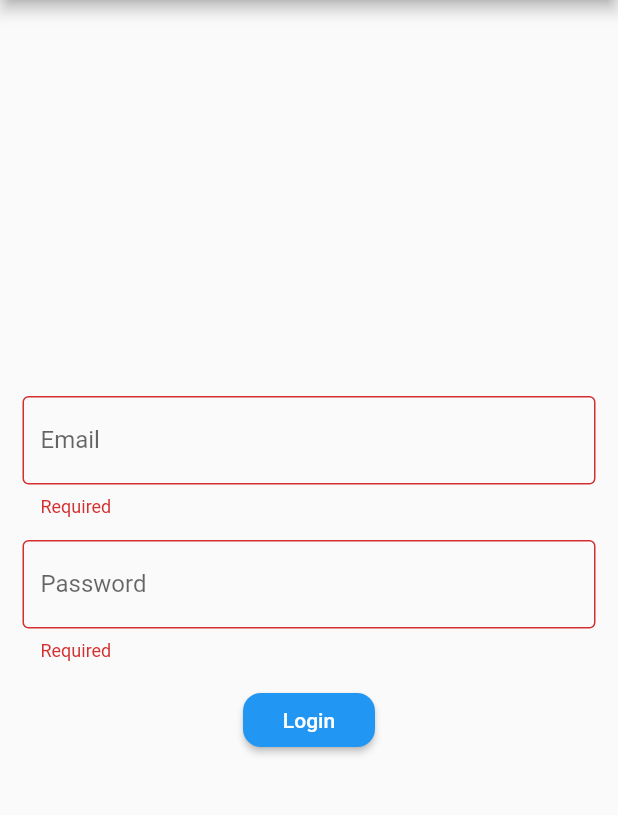
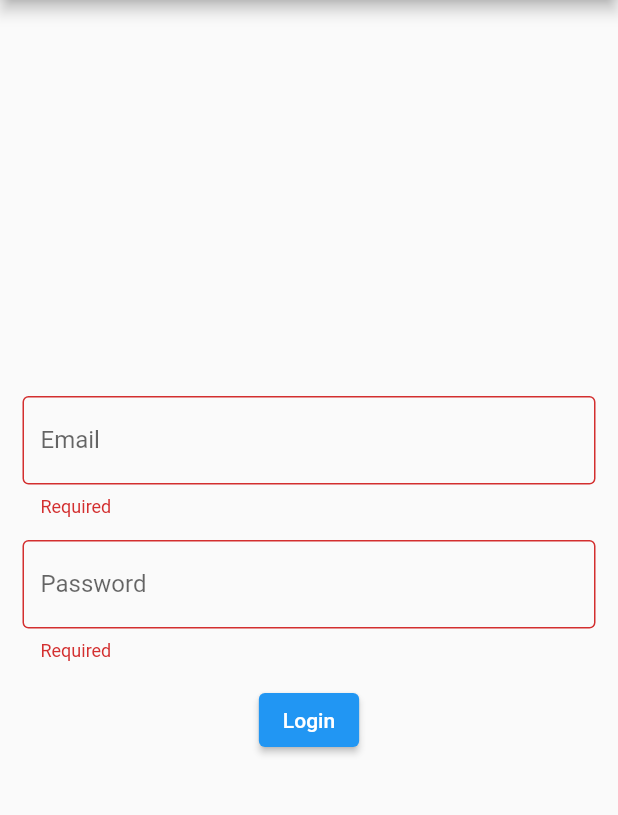
Before and after one commit to Akhil184/login-page-in-flutter, a Flutter app: the screen it shows after launch, after a tap on "Login", on a phone screen of 412 x 824 dp, the part 84-899 px from its top. Run offline on Flutter 3.47's test engine with Material 2 defaults, Android fonts, the phone set to English and light mode, and no system bars; our stand-ins replace fluttertoast, form_field_validator; network calls fail.

Commit message:
fix error

```diff
--- a/lib/main.dart
+++ b/lib/main.dart
@@ -47,7 +47,7 @@ void main() {
                 body: Padding(
                     padding: EdgeInsets.all(15),
                     child: Form(
-                        autovalidate:true,
+                        autovalidateMode:AutovalidateMode.always,
                         key: j,
                         child: Column(
                             mainAxisAlignment: MainAxisAlignment.center,
@@ -96,15 +96,13 @@ void main() {
                                         top: 15,
                                     ),
 
-                                          child: RaisedButton(
-                                          textColor: Colors.white,
-                                          color: Colors.blue,
-                                          onPressed:getData,
-                                          shape: RoundedRectangleBorder(
-                                              borderRadius: BorderRadius.circular(12),
+                                          child:ElevatedButton(
+                                              onPressed: () {
+                                                  getData();
+                                              },
+                                              child:Text('Login'),
+
                                           ),
-                                          child: Text("Login"),
-                                      ),
                                 ),
 
 
```
